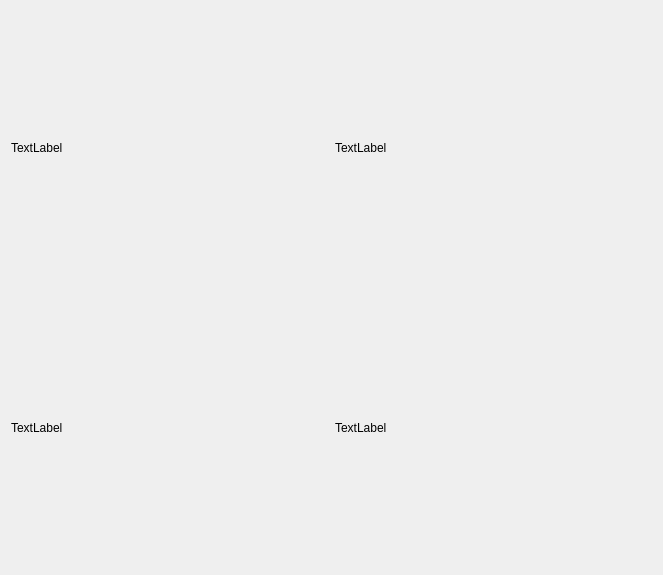
First picture: the form in tests.qt/tests_qt/app/fftdialog.ui, repository codex-tk/libcodex, before the edit.
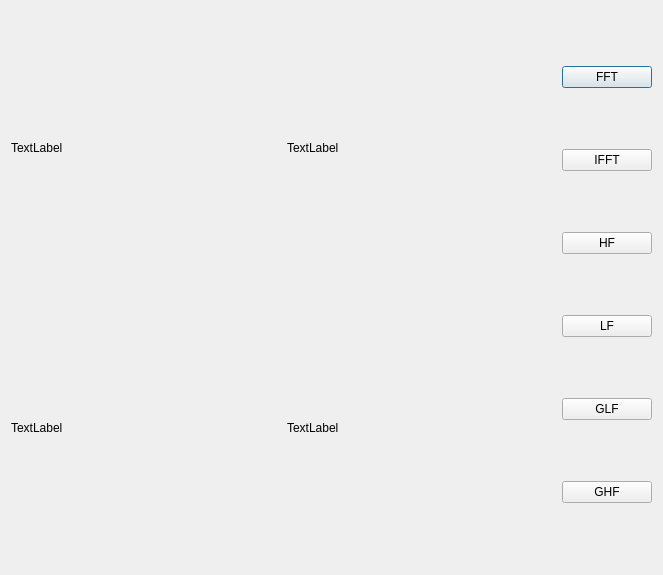
Second picture: the form after the edit.

The edit to the form file:
```diff
--- a/tests.qt/tests_qt/app/fftdialog.ui
+++ b/tests.qt/tests_qt/app/fftdialog.ui
@@ -13,14 +13,9 @@
   <property name="windowTitle">
    <string>Dialog</string>
   </property>
-  <layout class="QGridLayout" name="gridLayout">
+  <layout class="QGridLayout" name="gridLayout_2">
    <item row="0" column="0">
-    <widget class="QLabel" name="image_label">
-     <property name="text">
-      <string>TextLabel</string>
-     </property>
-    </widget>
-   </item>
+    <layout class="QGridLayout" name="gridLayout" columnstretch="3,3,1">
    <item row="0" column="1">
     <widget class="QLabel" name="image_iftt">
      <property name="text">
@@ -41,6 +36,61 @@
       <string>TextLabel</string>
      </property>
     </widget>
+     </item>
+     <item row="0" column="0">
+      <widget class="QLabel" name="image_label">
+       <property name="text">
+        <string>TextLabel</string>
+       </property>
+      </widget>
+     </item>
+     <item row="0" column="2" rowspan="2">
+      <layout class="QVBoxLayout" name="verticalLayout">
+       <item>
+        <widget class="QPushButton" name="pushButton">
+         <property name="text">
+          <string>FFT</string>
+         </property>
+        </widget>
+       </item>
+       <item>
+        <widget class="QPushButton" name="pushButton_2">
+         <property name="text">
+          <string>IFFT</string>
+         </property>
+        </widget>
+       </item>
+       <item>
+        <widget class="QPushButton" name="pushButton_3">
+         <property name="text">
+          <string>HF</string>
+         </property>
+        </widget>
+       </item>
+       <item>
+        <widget class="QPushButton" name="pushButton_4">
+         <property name="text">
+          <string>LF</string>
+         </property>
+        </widget>
+       </item>
+       <item>
+        <widget class="QPushButton" name="pushButton_5">
+         <property name="text">
+          <string>GLF</string>
+         </property>
+        </widget>
+       </item>
+       <item>
+        <widget class="QPushButton" name="pushButton_6">
+         <property name="text">
+          <string>GHF</string>
+         </property>
+        </widget>
+       </item>
+      </layout>
+     </item>
+    </layout>
    </item>
   </layout>
  </widget>
```
Lines whose indentation alone changed are shown as unchanged.
